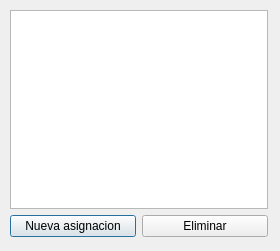
Before: the Qt Designer form assignmentsDialog.ui in Santiago-Pinto/colorcraft, drawn with Qt 5.
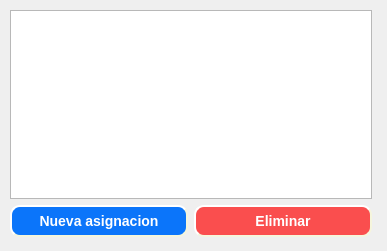
After: the same form once the commit is applied.

Commit message: Added styles for buttons

What changed in the file:
```diff
--- a/assignmentsDialog.ui
+++ b/assignmentsDialog.ui
@@ -6,19 +6,19 @@
    <rect>
     <x>0</x>
     <y>0</y>
-    <width>280</width>
+    <width>387</width>
     <height>251</height>
    </rect>
   </property>
   <property name="windowTitle">
    <string>Dialog</string>
   </property>
-  <widget class="QWidget" name="">
+  <widget class="QWidget" name="layoutWidget">
    <property name="geometry">
     <rect>
      <x>10</x>
      <y>10</y>
-     <width>258</width>
+     <width>362</width>
      <height>227</height>
     </rect>
    </property>
@@ -37,6 +37,17 @@
      <layout class="QHBoxLayout" name="horizontalLayout">
       <item>
        <widget class="QPushButton" name="btnNew">
+        <property name="styleSheet">
+         <string notr="true">background-color: rgb(11, 117, 250);
+border-style: outset;
+border-width: 2px;
+border-radius: 10px;
+border-color: beige;
+font: bold 14px;
+color: white;
+min-width: 10em;
+padding: 6px;</string>
+        </property>
         <property name="text">
          <string>Nueva asignacion</string>
         </property>
@@ -44,6 +55,17 @@
       </item>
       <item>
        <widget class="QPushButton" name="btnDelete">
+        <property name="styleSheet">
+         <string notr="true">background-color: rgb(250, 78, 78);
+border-style: outset;
+border-width: 2px;
+border-radius: 10px;
+border-color: beige;
+font: bold 14px;
+color: white;
+min-width: 10em;
+padding: 6px;</string>
+        </property>
         <property name="text">
          <string>Eliminar</string>
         </property>
```
The commit also changes 20 other files.
